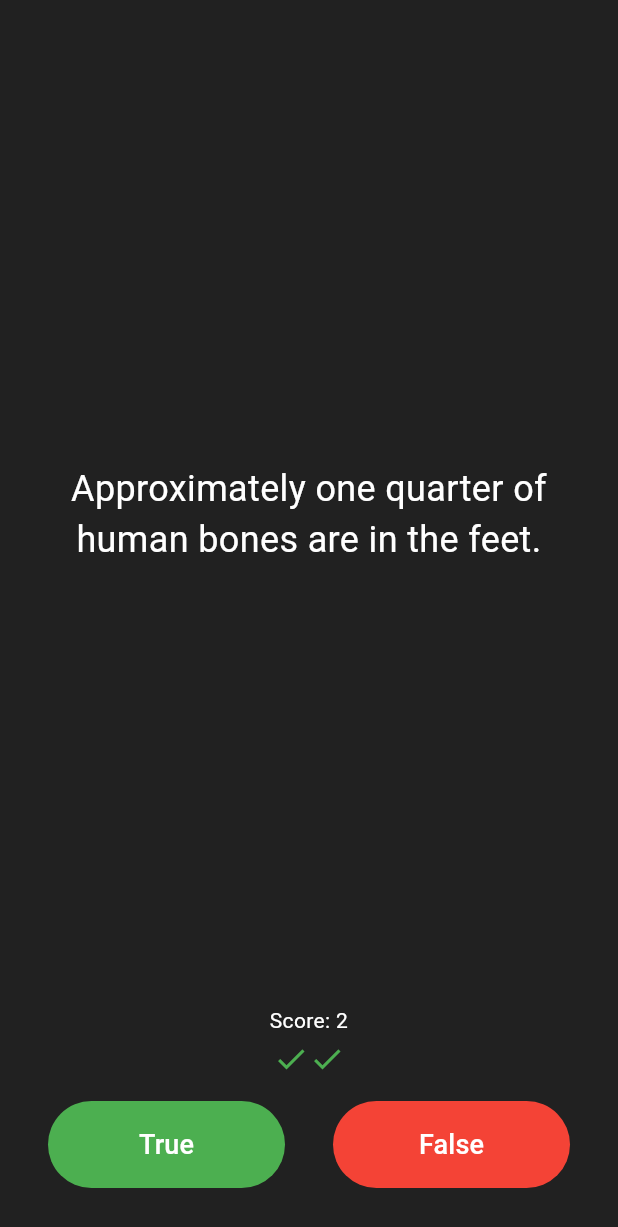
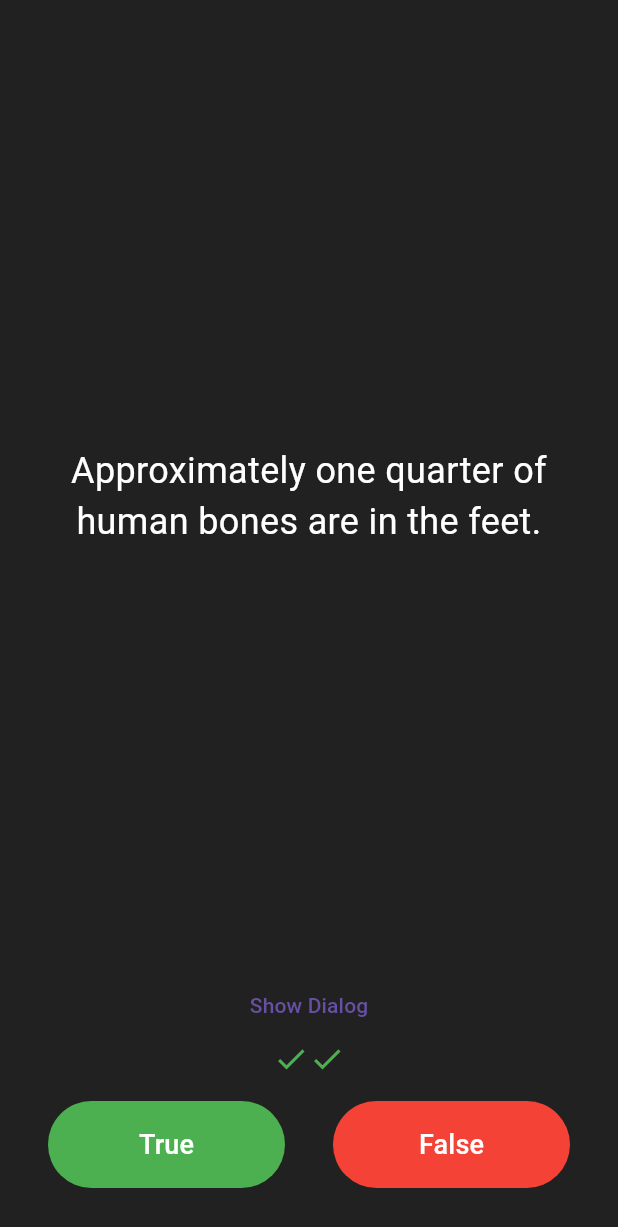
Before and after one commit to sergeyruppel/quizzy_app_flutter, a Flutter app: the screen it shows after launch, after a tap on "True", after a tap on "False", on a phone screen of 412 x 824 dp. Shown: the top 1227 px of the screen. Run offline on Flutter 3.47's test engine with Material 3 defaults, Android fonts, the phone set to English and light mode, and no system bars.

Commit message:
Alert Dialog added

```diff
--- a/lib/main.dart
+++ b/lib/main.dart
@@ -34,6 +34,53 @@ class QuizPageState extends State<QuizPage> {
 
   var scoreKeeper = <Icon>[];
 
+  // Future<void> showMyDialog() async {
+  //   return showDialog<void>(
+  //     context: context,
+  //     barrierDismissible: false,
+  //     builder: (BuildContext context) {
+  //       return AlertDialog(
+  //         title: const Text('AlertDialog Title'),
+  //         content: const SingleChildScrollView(
+  //           child: ListBody(
+  //             children: <Widget>[
+  //               Text('This is a demo alert dialog.'),
+  //               Text('Would you like to approve of this message?'),
+  //             ],
+  //           ),
+  //         ),
+  //         actions: <Widget>[
+  //           TextButton(
+  //             child: const Text('Approve'),
+  //             onPressed: () {
+  //               Navigator.of(context).pop();
+  //             },
+  //           ),
+  //         ],
+  //       );
+  //     },
+  //   );
+  // }
+  Future<String?> showAlert(BuildContext context) {
+    return showDialog<String>(
+      context: context,
+      barrierDismissible: false,
+      builder: (BuildContext context) => AlertDialog(
+        title: const Text('Finished!'),
+        content: Text(quizLogic.getUserScore()),
+        actions: <Widget>[
+          TextButton(
+            onPressed: () {
+              Navigator.pop(context, 'OK');
+              print(quizLogic.getUserScore());
+            },
+            child: const Text('OK'),
+          ),
+        ],
+      ),
+    );
+  }
+
   @override
   Widget build(BuildContext context) {
     return Column(
@@ -52,15 +99,9 @@ class QuizPageState extends State<QuizPage> {
             ),
           ),
         ),
-        SizedBox(
-          height: 24.0,
-          child: Text(
-            quizLogic.getUserScore(),
-            textAlign: TextAlign.center,
-            style: const TextStyle(
-              color: Colors.white,
-            ),
-          ),
+        TextButton(
+          onPressed: () => showAlert(context),
+          child: const Text('Show Dialog'),
         ),
         SizedBox(
           height: 24.0,
@@ -90,26 +131,10 @@ class QuizPageState extends State<QuizPage> {
                   ),
                   onPressed: () {
                     //The user picked true.
-                    if (quizLogic.getQuestionAnswer()) {
-                      setState(() {
-                        scoreKeeper.add(
-                          const Icon(
-                            Icons.check,
-                            color: Colors.green,
-                          ),
-                        );
-                      });
-                    } else {
-                      setState(() {
-                        scoreKeeper.add(
-                          const Icon(
-                            Icons.close,
-                            color: Colors.red,
-                          ),
-                        );
-                      });
-                    }
-                    quizLogic.nextQuestion();
+                    setState(() {
+                      scoreKeeper.add(quizLogic.checkAnswer(true));
+                    });
+                    quizLogic.updateQuestion();
                   },
                 ),
               ),
@@ -133,26 +158,10 @@ class QuizPageState extends State<QuizPage> {
                   ),
                   onPressed: () {
                     //The user picked false.
-                    if (!quizLogic.getQuestionAnswer()) {
-                      setState(() {
-                        scoreKeeper.add(
-                          const Icon(
-                            Icons.check,
-                            color: Colors.green,
-                          ),
-                        );
-                      });
-                    } else {
-                      setState(() {
-                        scoreKeeper.add(
-                          const Icon(
-                            Icons.close,
-                            color: Colors.red,
-                          ),
-                        );
-                      });
-                    }
-                    quizLogic.nextQuestion();
+                    setState(() {
+                      scoreKeeper.add(quizLogic.checkAnswer(false));
+                    });
+                    quizLogic.updateQuestion();
                   },
                 ),
               ),
--- a/lib/quiz_logic.dart
+++ b/lib/quiz_logic.dart
@@ -1,3 +1,4 @@
+import 'package:flutter/material.dart';
 import 'package:quizzy_app_flutter/question.dart';
 
 class QuizLogic {
@@ -32,7 +33,7 @@ class QuizLogic {
         true),
   ];
 
-  void nextQuestion() {
+  void updateQuestion() {
     if (_questionNumber < _questionList.length - 1) {
       _questionNumber += 1;
     } else {
@@ -43,12 +44,21 @@ class QuizLogic {
 
   String getQuestionText() => _questionList[_questionNumber].questionText;
 
-  bool getQuestionAnswer() => _questionList[_questionNumber].questionAnswer;
+  Icon checkAnswer(bool userAnswer) {
+    if (userAnswer == _questionList[_questionNumber].questionAnswer) {
+      return const Icon(Icons.check, color: Colors.green);
+    } else {
+      return const Icon(Icons.close, color: Colors.red);
+    }
+  }
+
+  int getQuestionCount() => _questionList.length;
 
   String getUserScore() {
     if (_questionList[_questionNumber].questionAnswer) {
       _userScore += 1;
     }
-    return 'Score: $_userScore';
+    // return 'Your score: $_userScore/${_questionList.length}';
+    return '$_userScore';
   }
 }
```
